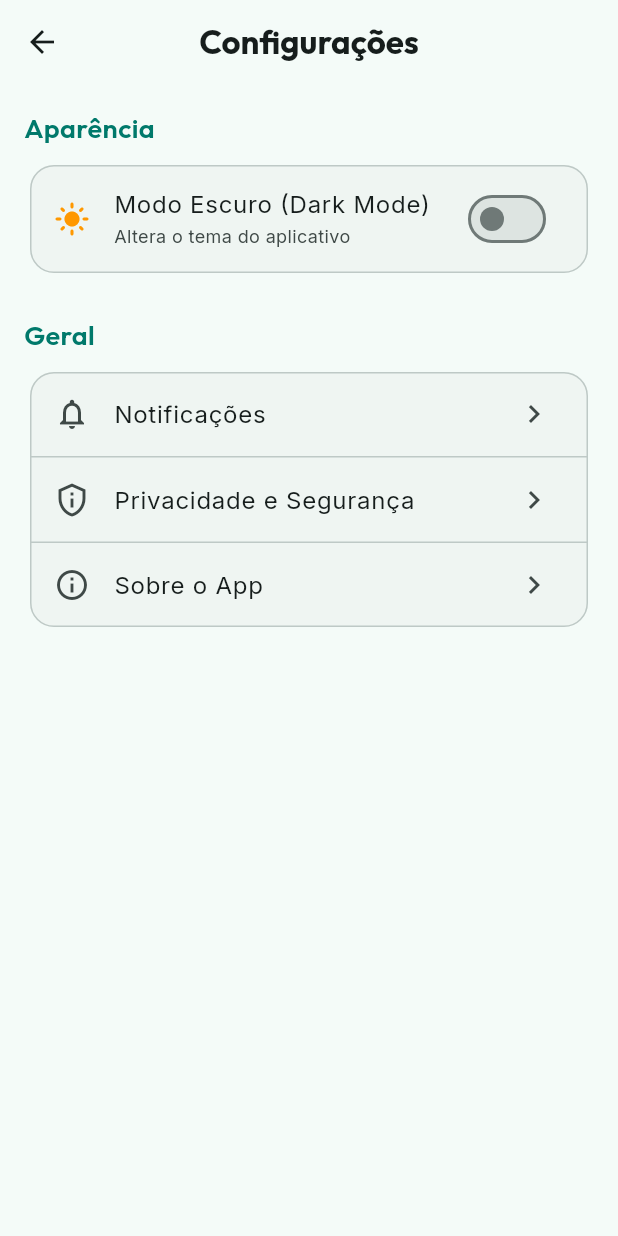
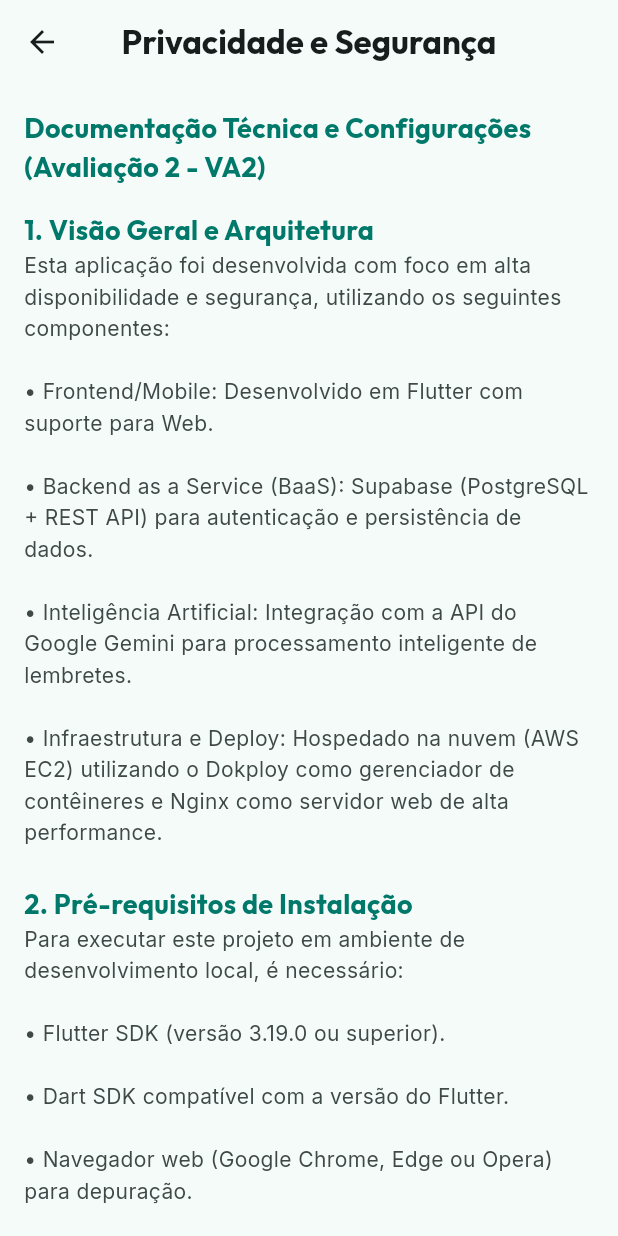
Before and after one commit to PedroDev03/task-flutter, a Flutter app: the SettingsScreen screen opened directly, after a tap on "Privacidade e Segurança", on a phone screen of 412 x 824 dp. Run offline on Flutter 3.47's test engine with Material 3 defaults, Android fonts, the phone set to English and light mode, and no system bars; our stand-ins replace awesome_notifications, dio, flutter_dotenv, flutter_markdown, flutter_secure_storage, google_fonts and 1 more; missing offline and left inert: postgres; accounts and stored records are empty.

Commit message:
Documentação Tecnica IMPLEMENTADA

```diff
--- /dev/null
+++ b/lib/screens/privacy_security_screen.dart
@@ -0,0 +1,95 @@
+import 'package:flutter/material.dart';
+import 'package:google_fonts/google_fonts.dart';
+
+class PrivacySecurityScreen extends StatelessWidget {
+  const PrivacySecurityScreen({super.key});
+
+  @override
+  Widget build(BuildContext context) {
+    final colorScheme = Theme.of(context).colorScheme;
+
+    return Scaffold(
+      appBar: AppBar(
+        title: Text(
+          'Privacidade e Segurança',
+          style: GoogleFonts.outfit(
+            fontWeight: FontWeight.bold,
+            color: colorScheme.onSurface,
+          ),
+        ),
+        iconTheme: IconThemeData(color: colorScheme.onSurface),
+      ),
+      body: SingleChildScrollView(
+        padding: const EdgeInsets.all(16.0),
+        child: Column(
+          crossAxisAlignment: CrossAxisAlignment.start,
+          children: [
+            _buildSectionTitle('Documentação Técnica e Configurações (Avaliação 2 - VA2)', colorScheme),
+            const SizedBox(height: 16),
+
+            _buildSectionTitle('1. Visão Geral e Arquitetura', colorScheme),
+            _buildBodyText('Esta aplicação foi desenvolvida com foco em alta disponibilidade e segurança, utilizando os seguintes componentes:\n\n'
+                '• Frontend/Mobile: Desenvolvido em Flutter com suporte para Web.\n\n'
+                '• Backend as a Service (BaaS): Supabase (PostgreSQL + REST API) para autenticação e persistência de dados.\n\n'
+                '• Inteligência Artificial: Integração com a API do Google Gemini para processamento inteligente de lembretes.\n\n'
+                '• Infraestrutura e Deploy: Hospedado na nuvem (AWS EC2) utilizando o Dokploy como gerenciador de contêineres e Nginx como servidor web de alta performance.', colorScheme),
+            const SizedBox(height: 24),
+
+            _buildSectionTitle('2. Pré-requisitos de Instalação', colorScheme),
+            _buildBodyText('Para executar este projeto em ambiente de desenvolvimento local, é necessário:\n\n'
+                '• Flutter SDK (versão 3.19.0 ou superior).\n\n'
+                '• Dart SDK compatível com a versão do Flutter.\n\n'
+                '• Navegador web (Google Chrome, Edge ou Opera) para depuração.\n\n'
+                '• Git para controle de versão.', colorScheme),
+            const SizedBox(height: 24),
+
+            _buildSectionTitle('3. Configuração de Variáveis de Ambiente', colorScheme),
+            _buildBodyText('A segurança das credenciais é mantida fora do código-fonte. Na raiz do projeto, é obrigatório criar um arquivo .env contendo as seguintes chaves:\n\n'
+                '• SUPABASE_URL: A URL da API REST do projeto no Supabase.\n\n'
+                '• SUPABASE_ANON_KEY: A chave pública anônima para requisições seguras ao banco de dados.\n\n'
+                '• GEMINI_API_KEY: A chave de autenticação para uso do serviço de Inteligência Artificial do Google.\n\n'
+                'Nota de Segurança: Para o funcionamento do pacote flutter_secure_storage no ambiente Web, a inicialização do armazenamento foi configurada com WebOptions específicas, garantindo o funcionamento do JWT de sessão mesmo em contextos de roteamento direto.', colorScheme),
+            const SizedBox(height: 24),
+
+            _buildSectionTitle('4. Deploy e Configuração no Servidor (Produção)', colorScheme),
+            _buildBodyText('A publicação do sistema atende aos requisitos de infraestrutura em nuvem seguindo este fluxo:\n\n'
+                '• Containerização: O código-fonte contém um Dockerfile que utiliza a imagem ubuntu para instalar dependências, compilar o Flutter para Web e servir os arquivos estáticos compilados através do servidor Nginx na porta 80.\n\n'
+                '• Hospedagem: O repositório está vinculado ao servidor Dokploy na AWS.\n\n'
+                '• Roteamento e Rede: A porta interna 80 do Nginx é mapeada e exposta para acesso externo. Foi configurado um domínio seguro (utilizando sslip.io associado ao IP elástico da AWS) com certificado SSL Let\'s Encrypt gerado automaticamente, permitindo o tráfego via protocolo HTTPS (porta 443).', colorScheme),
+            const SizedBox(height: 24),
+
+            _buildSectionTitle('5. Como Executar (Localmente)', colorScheme),
+            _buildBodyText('• Clone o repositório: git clone [link-do-repositorio]\n\n'
+                '• Acesse a pasta: cd [nome-da-pasta]\n\n'
+                '• Baixe as dependências: flutter pub get\n\n'
+                '• Crie o arquivo .env com as credenciais.\n\n'
+                '• Execute o projeto no Chrome: flutter run -d chrome', colorScheme),
+            const SizedBox(height: 32),
+          ],
+        ),
+      ),
+    );
+  }
+
+  Widget _buildSectionTitle(String title, ColorScheme colorScheme) {
+    return Text(
+      title,
+      style: GoogleFonts.outfit(
+        fontSize: 18,
+        fontWeight: FontWeight.bold,
+        color: colorScheme.primary,
+      ),
+    );
+  }
+
+  Widget _buildBodyText(String text, ColorScheme colorScheme) {
+    return Text(
+      text,
+      style: GoogleFonts.inter(
+        fontSize: 14,
+        color: colorScheme.onSurfaceVariant,
+        height: 1.5,
+      ),
+    );
+  }
+}
--- a/lib/screens/settings_screen.dart
+++ b/lib/screens/settings_screen.dart
@@ -2,6 +2,7 @@
 import 'package:google_fonts/google_fonts.dart';
 import 'package:provider/provider.dart';
 import '../providers/theme_provider.dart';
+import 'privacy_security_screen.dart';
 
 class SettingsScreen extends StatelessWidget {
   const SettingsScreen({super.key});
@@ -88,7 +89,12 @@
                   title: Text('Privacidade e Segurança', style: GoogleFonts.inter()),
                   trailing: const Icon(Icons.chevron_right),
                   onTap: () {
-                    // Implementar ação
+                    Navigator.push(
+                      context,
+                      MaterialPageRoute(
+                        builder: (context) => const PrivacySecurityScreen(),
+                      ),
+                    );
                   },
                 ),
                 const Divider(height: 1),
```
